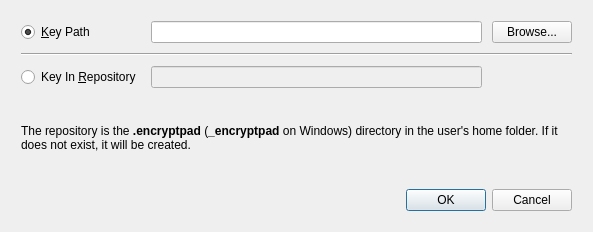
Before: the Qt Designer form qt_ui/new_key_dialog.ui in evpo/EncryptPad, drawn with Qt 5.
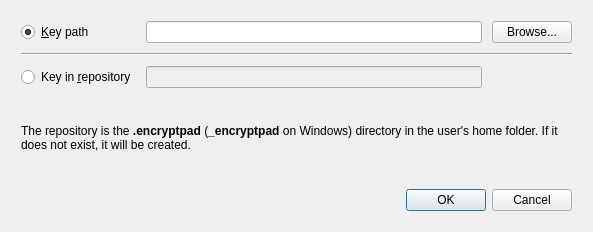
After: the same form once the commit is applied.

Diff of the .ui file:
```diff
--- a/qt_ui/new_key_dialog.ui
+++ b/qt_ui/new_key_dialog.ui
@@ -46,7 +46,7 @@
      <item row="0" column="0">
       <widget class="QRadioButton" name="uiCreate">
        <property name="text">
-        <string>&amp;Key Path</string>
+        <string>&amp;Key path</string>
        </property>
        <property name="checked">
         <bool>true</bool>
@@ -56,7 +56,7 @@
      <item row="2" column="0">
       <widget class="QRadioButton" name="uiCreateInRepository">
        <property name="text">
-        <string>Key In &amp;Repository</string>
+        <string>Key in &amp;repository</string>
        </property>
       </widget>
      </item>
```
